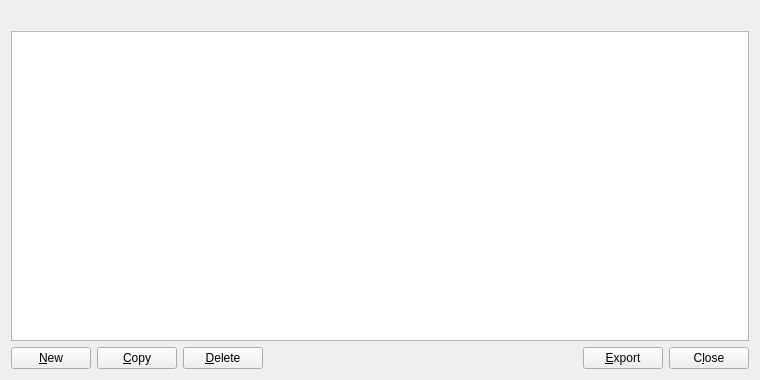
First picture: the form in src/qt/forms/addressbookpage.ui, repository XcelRProject/XcelR, before the edit.
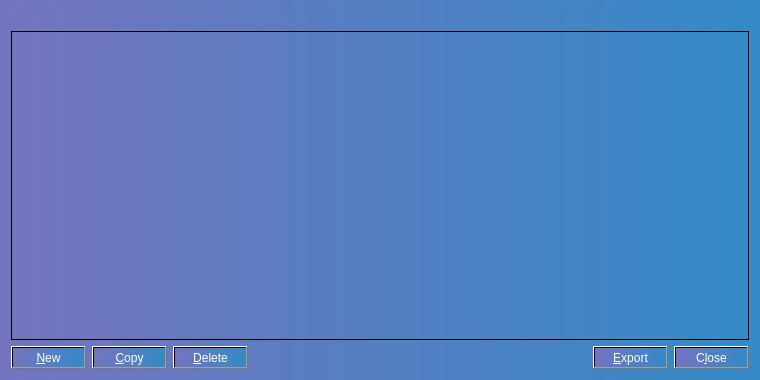
Second picture: the form after the edit. Icons and pictures are not drawn.

Patch:
```diff
--- a/src/qt/forms/addressbookpage.ui
+++ b/src/qt/forms/addressbookpage.ui
@@ -10,6 +10,9 @@
     <height>380</height>
    </rect>
   </property>
+  <property name="styleSheet">
+   <string notr="true">background-color: qlineargradient(spread:pad, x1:0, y1:0, x2:1, y2:0, stop:0 rgba(116, 116, 191, 255), stop:1 rgba(52, 138, 199, 255));</string>
+  </property>
   <layout class="QVBoxLayout" name="verticalLayout">
    <item>
     <widget class="QLabel" name="labelExplanation">
@@ -56,6 +59,9 @@
        <property name="toolTip">
         <string>Create a new address</string>
        </property>
+       <property name="styleSheet">
+        <string notr="true">color: rgb(255, 255, 255);</string>
+       </property>
        <property name="text">
         <string>&amp;New</string>
        </property>
@@ -73,6 +79,9 @@
        <property name="toolTip">
         <string>Copy the currently selected address to the system clipboard</string>
        </property>
+       <property name="styleSheet">
+        <string notr="true">color: rgb(255, 255, 255);</string>
+       </property>
        <property name="text">
         <string>&amp;Copy</string>
        </property>
@@ -90,6 +99,9 @@
        <property name="toolTip">
         <string>Delete the currently selected address from the list</string>
        </property>
+       <property name="styleSheet">
+        <string notr="true">color: rgb(255, 255, 255);</string>
+       </property>
        <property name="text">
         <string>&amp;Delete</string>
        </property>
@@ -120,6 +132,9 @@
        <property name="toolTip">
         <string>Export the data in the current tab to a file</string>
        </property>
+       <property name="styleSheet">
+        <string notr="true">color: rgb(255, 255, 255);</string>
+       </property>
        <property name="text">
         <string>&amp;Export</string>
        </property>
@@ -140,6 +155,9 @@
          <verstretch>0</verstretch>
         </sizepolicy>
        </property>
+       <property name="styleSheet">
+        <string notr="true">color: rgb(255, 255, 255);</string>
+       </property>
        <property name="text">
         <string>C&amp;lose</string>
        </property>
```
